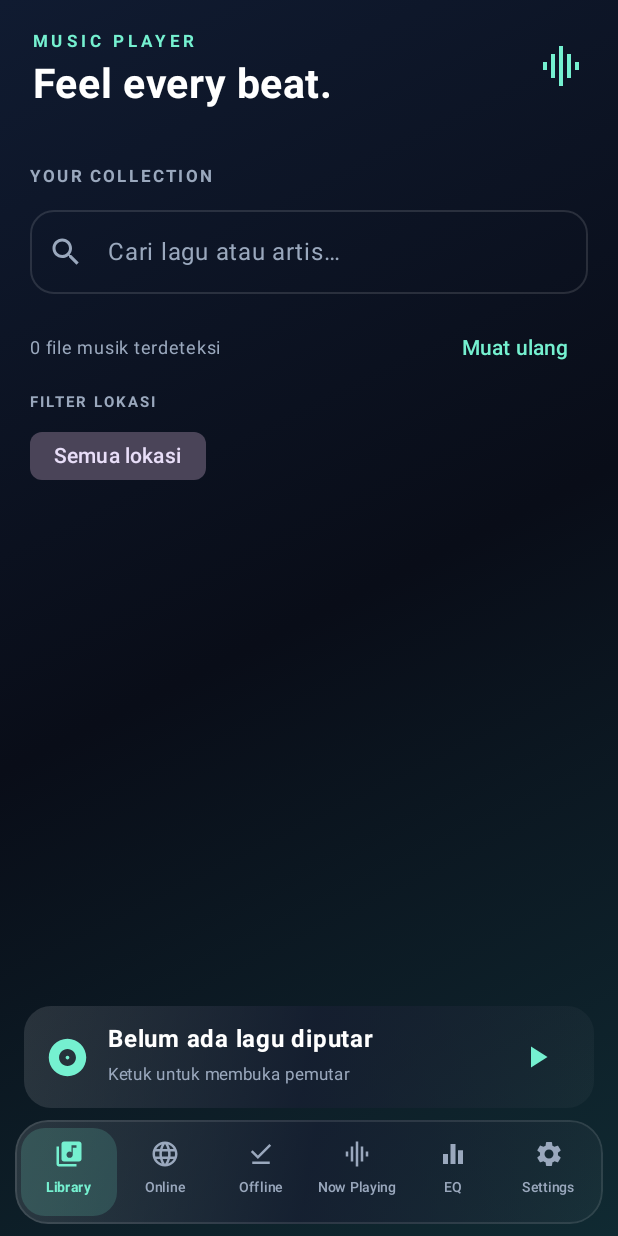
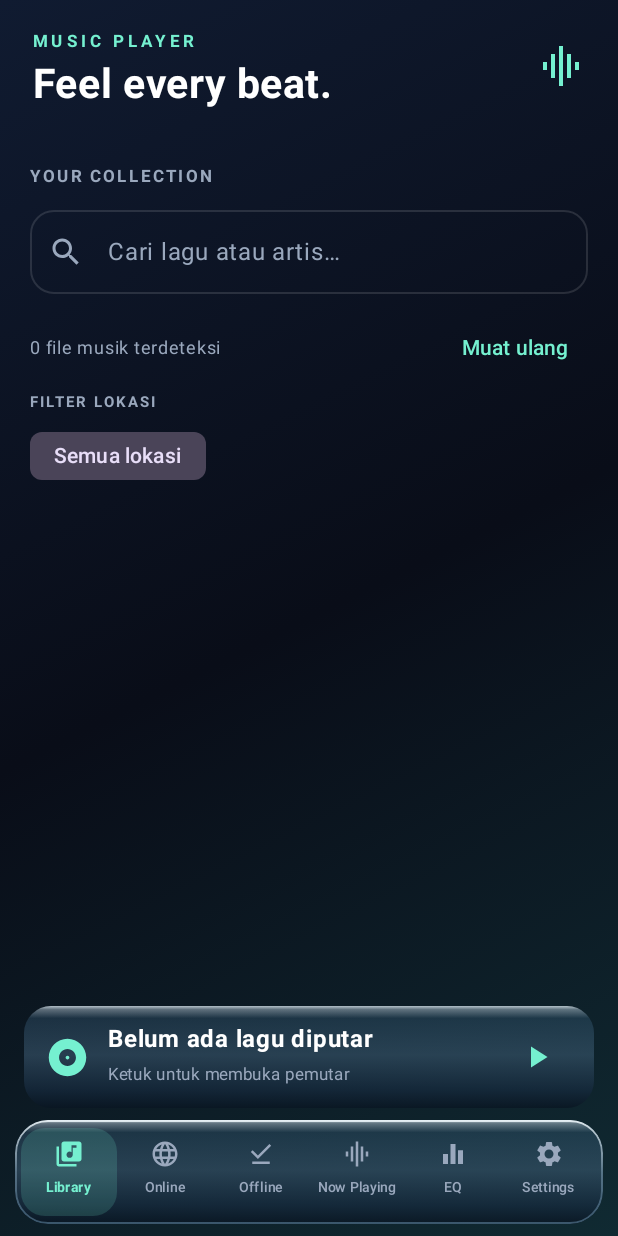
Before and after one commit to Froglands/music_player, an Android app built with Jetpack Compose: the screen it shows after launch (MainActivity), on a phone screen of 412 x 824 dp. Run offline under Robolectric (Android 15) with nearby library versions, the phone set to English and light mode, and no system bars; 2 statements that could not run were skipped.

Commit message:
ui: refine Aero-inspired glass surfaces

```diff
--- a/app/src/main/java/com/froglands/musicplayer/MainActivity.kt
+++ b/app/src/main/java/com/froglands/musicplayer/MainActivity.kt
@@ -190,12 +190,21 @@ private fun appText(key: String, language: String): String {
 
 private val activeVisualStyle = mutableStateOf(VisualStyle.GLASS)
 private fun visualSurfaceBrush(): Brush = when (activeVisualStyle.value) {
-    VisualStyle.GLASS -> Brush.linearGradient(listOf(Color.White.copy(alpha = .12f), Panel.copy(alpha = .76f), Color.White.copy(alpha = .035f)))
+    // Aero-inspired glass: cool translucent tint, bright upper reflection and a darker lower edge.
+    VisualStyle.GLASS -> Brush.verticalGradient(colorStops = arrayOf(
+        0.00f to Color(0xBFEAF7FF), 0.035f to Color(0x66D8EEFF),
+        0.12f to Color(0x553D6685), 0.48f to Color(0x88405F78),
+        0.82f to Color(0xAA172B40), 1.00f to Color(0xCC091522)
+    ))
     VisualStyle.THREE_D -> Brush.verticalGradient(listOf(Color(0xFF526783), Panel, Color(0xFF080D18)))
     VisualStyle.NEON -> Brush.linearGradient(listOf(Mint.copy(alpha = .25f), Panel, Color(0xFF080D18)))
     VisualStyle.AURORA -> Brush.linearGradient(listOf(Mint.copy(alpha = .20f), Color(0xFF26304A), Panel))
     VisualStyle.MINIMAL -> Brush.linearGradient(listOf(Panel, Panel))
     VisualStyle.POWERAMP -> Brush.verticalGradient(listOf(Color(0xFF282B31), Color(0xFF101114), Color(0xFF050607)))
+}
+private fun visualSurfaceBorderBrush(): Brush = when (activeVisualStyle.value) {
+    VisualStyle.GLASS -> Brush.verticalGradient(listOf(Color(0xFFF3FBFF).copy(alpha = .82f), Color(0xFFB8D8F0).copy(alpha = .32f), Color(0xFF6F9AB9).copy(alpha = .48f)))
+    else -> Brush.linearGradient(listOf(Color.White.copy(alpha = .24f), Color.White.copy(alpha = .06f)))
 }
 private val activePalette = mutableStateOf(AppPalettes.first())
 private val Ink get() = activePalette.value.background
@@ -768,7 +777,7 @@ private fun MusicPlayerApp(
                     .shadow(if (activeVisualStyle.value == VisualStyle.THREE_D) 18.dp else 0.dp, RoundedCornerShape(22.dp), clip = false)
                     .clip(RoundedCornerShape(22.dp))
                     .background(visualSurfaceBrush())
-                    .border(1.dp, Color.White.copy(alpha = .10f), RoundedCornerShape(22.dp))
+                    .border(if (activeVisualStyle.value == VisualStyle.GLASS) 1.25.dp else 1.dp, visualSurfaceBorderBrush(), RoundedCornerShape(22.dp))
                     .padding(horizontal = 4.dp, vertical = 5.dp),
                 horizontalArrangement = Arrangement.SpaceEvenly,
                 verticalAlignment = Alignment.CenterVertically
@@ -1220,7 +1229,7 @@ private fun SettingsScreen(
         fun settingsCard(icon: androidx.compose.ui.graphics.vector.ImageVector, title: String, subtitle: String, onClick: () -> Unit) {
             Row(Modifier.fillMaxWidth().shadow(if (activeVisualStyle.value == VisualStyle.THREE_D) 14.dp else 0.dp, RoundedCornerShape(18.dp), clip = false)
                 .clip(RoundedCornerShape(18.dp)).background(visualSurfaceBrush())
-                .border(if (activeVisualStyle.value == VisualStyle.THREE_D) 1.5.dp else 1.dp, Color.White.copy(alpha = if (activeVisualStyle.value == VisualStyle.THREE_D) .30f else .10f), RoundedCornerShape(18.dp)).clickable(onClick = onClick).padding(16.dp),
+                .border(if (activeVisualStyle.value == VisualStyle.GLASS) 1.25.dp else if (activeVisualStyle.value == VisualStyle.THREE_D) 1.5.dp else 1.dp, visualSurfaceBorderBrush(), RoundedCornerShape(18.dp)).clickable(onClick = onClick).padding(16.dp),
                 verticalAlignment = Alignment.CenterVertically) {
                 Box(Modifier.size(46.dp).shadow(if (activeVisualStyle.value == VisualStyle.THREE_D) 8.dp else 0.dp, RoundedCornerShape(14.dp)).clip(RoundedCornerShape(14.dp)).background(Mint.copy(alpha = .22f)).border(1.dp, Color.White.copy(alpha = .22f), RoundedCornerShape(14.dp)), contentAlignment = Alignment.Center) {
                     Icon(icon, null, tint = Mint, modifier = Modifier.size(23.dp))
@@ -1361,7 +1370,7 @@ private fun SettingsScreen(
                 VisualStyle.values().forEach { style ->
                     val active = selectedVisualStyle == style.name
                     val cardBrush = when (style) {
-                        VisualStyle.GLASS -> Brush.linearGradient(listOf(Color.White.copy(alpha = .16f), Panel.copy(alpha = .75f)))
+                        VisualStyle.GLASS -> Brush.verticalGradient(listOf(Color(0xDDEAF7FF), Color(0x883D6685), Color(0xAA172B40), Color(0xCC091522)))
                         VisualStyle.THREE_D -> Brush.verticalGradient(listOf(Color(0xFF526783), Panel, Color(0xFF070B13)))
                         VisualStyle.NEON -> Brush.linearGradient(listOf(Mint.copy(alpha = .28f), Panel))
                         VisualStyle.AURORA -> Brush.linearGradient(listOf(Color(0xFF315C67), Color(0xFF33274D), Panel))
@@ -1369,7 +1378,7 @@ private fun SettingsScreen(
                         VisualStyle.POWERAMP -> Brush.verticalGradient(listOf(Color(0xFF282B31), Color(0xFF101114), Color(0xFF050607)))
                     }
                     Column(Modifier.fillMaxWidth().padding(bottom = 10.dp).shadow(if (style == VisualStyle.THREE_D) 18.dp else 0.dp, RoundedCornerShape(20.dp), clip = false).clip(RoundedCornerShape(20.dp))
-                        .background(cardBrush).border(if (active) 2.dp else 1.dp, if (active) Mint else Color.White.copy(alpha = .10f), RoundedCornerShape(20.dp))
+                        .background(cardBrush).border(if (active) 2.dp else 1.dp, if (style == VisualStyle.GLASS) Brush.verticalGradient(listOf(Color.White.copy(alpha = .82f), Color(0xFFB8D8F0).copy(alpha = .30f), Color(0xFF6F9AB9).copy(alpha = .45f))) else if (active) Brush.linearGradient(listOf(Mint, Mint.copy(alpha = .35f))) else Brush.linearGradient(listOf(Color.White.copy(alpha = .18f), Color.White.copy(alpha = .06f))), RoundedCornerShape(20.dp))
                         .clickable { onVisualStyleSelected(style.name) }.padding(16.dp)) {
                         Row(verticalAlignment = Alignment.CenterVertically) {
                             Text(style.label, color = Color.White, fontWeight = FontWeight.Bold, fontSize = 16.sp, modifier = Modifier.weight(1f))
```
